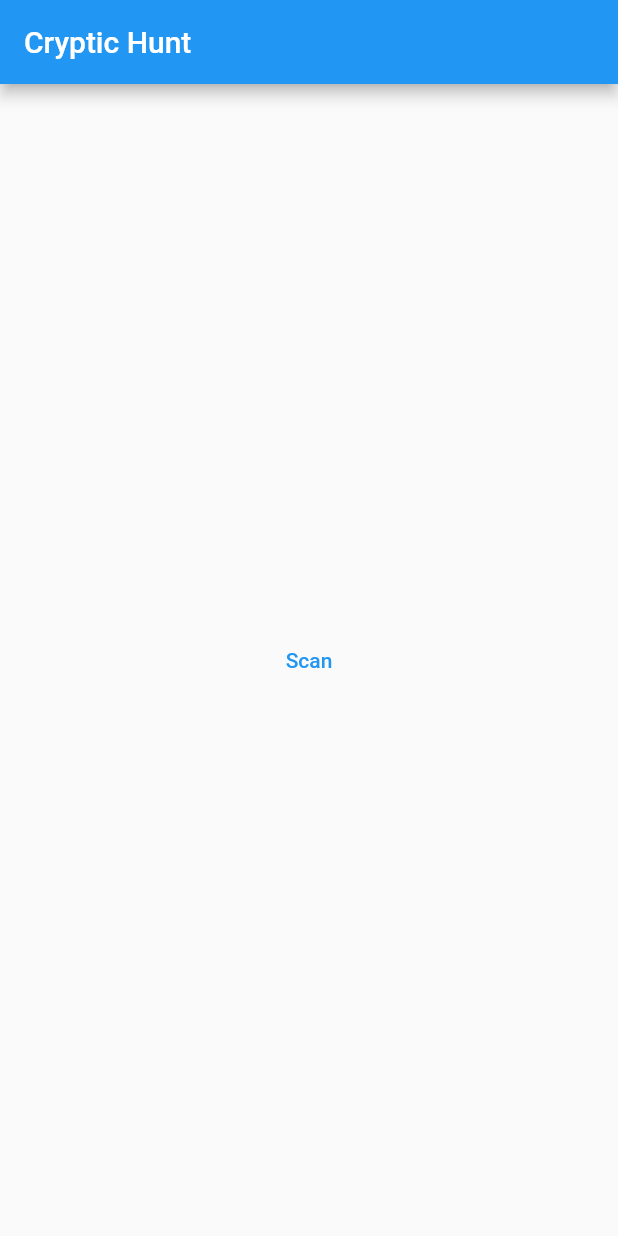
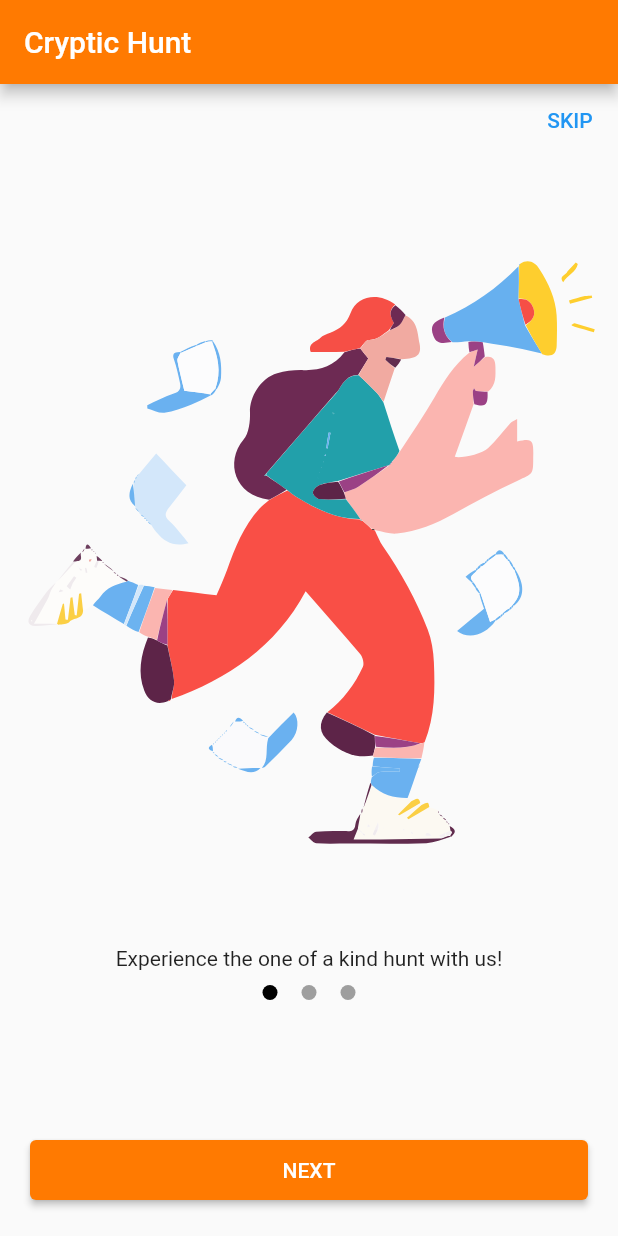
Before and after one commit to ACM-VIT/Cryptic-Hunt-App-23, a Flutter app: the screen it shows after launch, on a phone screen of 412 x 824 dp. Run offline on Flutter 3.47's test engine with Material 2 defaults, Android fonts, the phone set to English and light mode, and no system bars; drawn by our look-alikes of smooth_page_indicator; our stand-ins replace flutter_svg; missing offline and left inert: qr_code_scanner.

Commit message:
UI: added Onboarding Screen

```diff
--- a/lib/main.dart
+++ b/lib/main.dart
@@ -1,44 +1,6 @@
-import 'package:cryptic_hunt/services/qr_scanner.dart';
+import 'package:cryptic_hunt/screens/onBoarding.dart';
 import 'package:flutter/material.dart';
 
 void main() {
-  runApp(const MyApp());
+  runApp(const OnBoarding());
 }
-
-class MyApp extends StatelessWidget {
-  const MyApp({super.key});
-
-  // This widget is the root of your application.
-  @override
-  Widget build(BuildContext context) {
-    return MaterialApp(
-      title: 'Flutter Demo',
-      theme: ThemeData(
-        primarySwatch: Colors.blue,
-      ),
-      home: const MyHomePage(),
-    );
-  }
-}
-
-class MyHomePage extends StatelessWidget {
-  const MyHomePage({Key? key}) : super(key: key);
-
-  @override
-  Widget build(BuildContext context) {
-    return Scaffold(
-      appBar: AppBar(title: const Text("Cryptic Hunt")),
-      body: Container(
-        alignment: Alignment.center,
-        child: TextButton(
-            onPressed: () {
-              Navigator.push(
-                context,
-                MaterialPageRoute(builder: (context) => const QrScanner()),
-              );
-            },
-            child: const Text("Scan")),
-      ),
-    );
-  }
-}
--- /dev/null
+++ b/lib/screens/onBoarding.dart
@@ -0,0 +1,129 @@
+import 'package:cryptic_hunt/services/qr_scanner.dart';
+import 'package:flutter/material.dart';
+import 'package:flutter_svg/svg.dart';
+import 'package:smooth_page_indicator/smooth_page_indicator.dart';
+
+class OnBoarding extends StatelessWidget {
+  const OnBoarding({Key? key}) : super(key: key);
+
+  @override
+  Widget build(BuildContext context) {
+    return MaterialApp(
+      theme: ThemeData(
+        primarySwatch: Colors.blue,
+      ),
+      home: const OnBoardingPage(),
+    );
+  }
+}
+
+class OnBoardingPage extends StatefulWidget {
+  const OnBoardingPage({Key? key}) : super(key: key);
+
+  @override
+  State<OnBoardingPage> createState() => _OnBoardingPageState();
+}
+
+class _OnBoardingPageState extends State<OnBoardingPage> {
+  final Widget svg1 = SvgPicture.asset('assets/onBoarding/a.svg');
+  final Widget svg2 = SvgPicture.asset('assets/onBoarding/b.svg');
+  final Widget svg3 = SvgPicture.asset('assets/onBoarding/c.svg');
+
+  final controller = PageController(); //PageView controller
+
+  @override
+  Widget build(BuildContext context) {
+    return Scaffold(
+      appBar: AppBar(
+        backgroundColor: const Color(0xFFFF7A01),
+        title: const Text("Cryptic Hunt"),
+      ),
+      body: Center(
+        child: Column(
+          children: [
+            Row(
+              mainAxisAlignment: MainAxisAlignment.end,
+              children: [
+                TextButton(
+                  onPressed: () {
+                    controller.animateToPage(
+                      2,
+                      duration: const Duration(milliseconds: 300),
+                      curve: Curves.linear,
+                    );
+                  },
+                  child: const Text("SKIP"),
+                ),
+              ],
+            ),
+            Expanded(
+              flex: 5,
+              child: PageView(
+                controller: controller,
+                scrollDirection: Axis.horizontal,
+                children: [
+                  svg1,
+                  svg2,
+                  svg3,
+                ],
+              ),
+            ),
+            Expanded(
+              flex: 1,
+              child: Column(
+                children: [
+                  const Text("Experience the one of a kind hunt with us!"),
+                  const SizedBox(
+                    height: 10,
+                  ),
+                  SmoothPageIndicator(
+                    controller: controller,
+                    count: 3,
+                    effect: const WormEffect(
+                      spacing: 16,
+                      radius: 10,
+                      dotHeight: 10,
+                      dotWidth: 10,
+                      dotColor: Colors.grey,
+                      activeDotColor: Colors.black,
+                      paintStyle: PaintingStyle.fill,
+                    ),
+                  ),
+                ],
+              ),
+            ),
+            Container(
+              margin: const EdgeInsets.all(20),
+              child: ElevatedButton(
+                onPressed: () {
+                  double? currentpage = controller.page;
+                  if (currentpage! < 2) {
+                    currentpage += 1;
+                    controller.animateToPage(
+                      currentpage.toInt(),
+                      duration: const Duration(milliseconds: 250),
+                      curve: Curves.linear,
+                    );
+                  } else {
+                    Navigator.push(
+                      context,
+                      MaterialPageRoute(
+                          builder: (context) => const QrScanner()),
+                    );
+                  }
+                },
+                style: ElevatedButton.styleFrom(
+                    minimumSize: const Size.fromHeight(40),
+                    primary: const Color(0xFFFF7A01)),
+                child: const Text(
+                  "NEXT",
+                  style: TextStyle(color: Colors.white),
+                ),
+              ),
+            )
+          ],
+        ),
+      ),
+    );
+  }
+}
```
Also changed, not shown: pubspec.yaml (+7 -3 lines), assets/onBoarding/a.svg (added), assets/onBoarding/b.svg (added), assets/onBoarding/c.svg (added), pubspec.lock, 1 other file.
